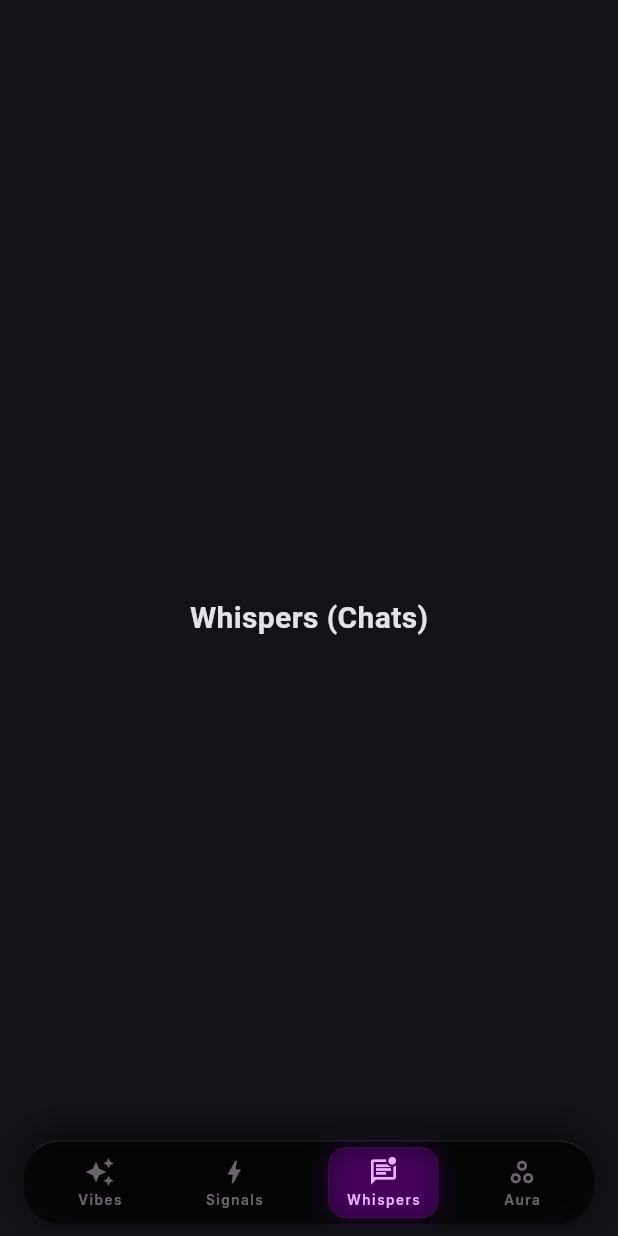
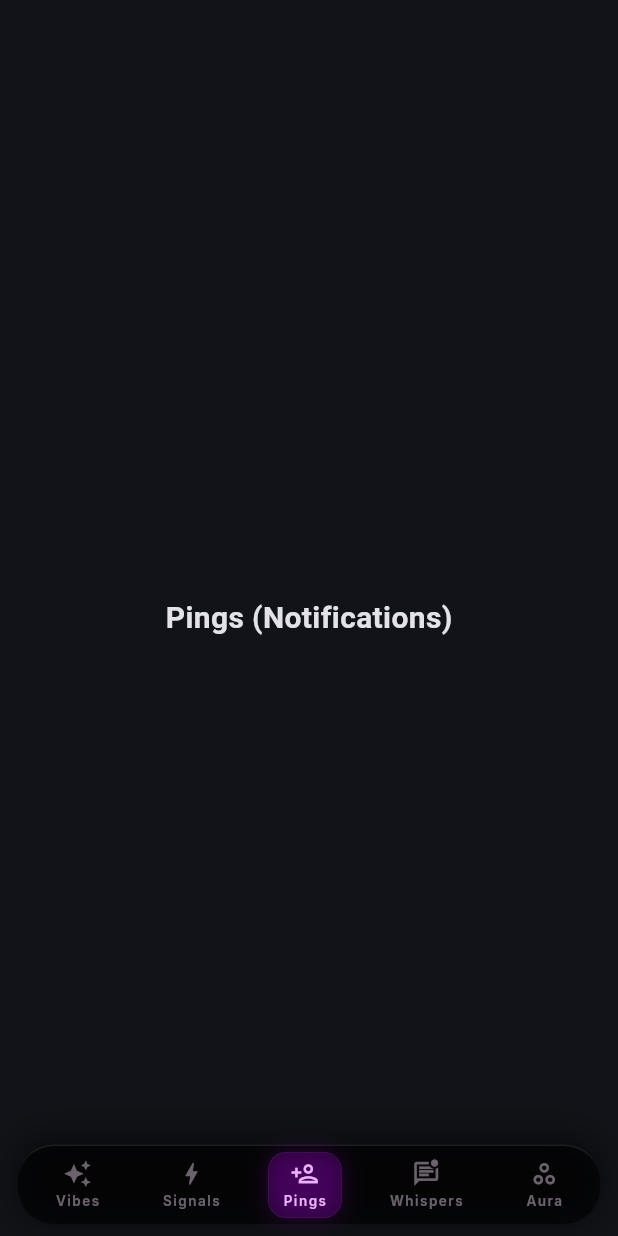
Before and after one commit to JYOTHILALREJI/Delulu, a Flutter app: the HomeScreen screen opened by its route, item 3 of the bottom bar chosen, on a phone screen of 412 x 824 dp. Run offline on Flutter 3.47's test engine with Material 3 defaults, Android fonts, the phone set to English and light mode, and no system bars; our stand-ins replace cached_network_image, google_fonts, image_picker, shared_preferences; accounts and stored records are empty; network calls fail; Roboto replaces fonts that are missing (BeVietnamPro).

Commit message:
commit 4

```diff
--- a/lib/components/delulu_nav_bar.dart
+++ b/lib/components/delulu_nav_bar.dart
@@ -25,7 +25,8 @@ class _DeluluNavBarState extends State<DeluluNavBar> {
   @override
   void initState() {
     super.initState();
-    _itemKeys = List.generate(4, (_) => GlobalKey());
+    // 5 tabs now
+    _itemKeys = List.generate(5, (_) => GlobalKey());
     WidgetsBinding.instance.addPostFrameCallback((_) {
       _updateMeasurements();
       setState(() => _ready = true);
@@ -65,6 +66,7 @@ class _DeluluNavBarState extends State<DeluluNavBar> {
     final items = [
       _NavItem(icon: Icons.auto_awesome, label: 'Vibes'),
       _NavItem(icon: Icons.bolt, label: 'Signals'),
+      _NavItem(icon: Icons.person_add_outlined, label: 'Pings'),   // new tab
       _NavItem(icon: Icons.mark_unread_chat_alt_outlined, label: 'Whispers'),
       _NavItem(icon: Icons.spoke_outlined, label: 'Aura'),
     ];
@@ -74,10 +76,10 @@ class _DeluluNavBarState extends State<DeluluNavBar> {
       left: 0,
       right: 0,
       child: Container(
-        margin: const EdgeInsets.only(left: 16, right: 16, bottom: 8),
+        margin: const EdgeInsets.only(left: 12, right: 12, bottom: 8),   // slightly smaller margins
         decoration: BoxDecoration(
           color: Colors.black.withValues(alpha: 0.6),
-          borderRadius: BorderRadius.circular(24), // Slightly smaller radius
+          borderRadius: BorderRadius.circular(24),
           border: Border(
             top: BorderSide(color: Colors.white.withValues(alpha: 0.1)),
           ),
@@ -93,12 +95,12 @@ class _DeluluNavBarState extends State<DeluluNavBar> {
         child: SafeArea(
           top: false,
           child: Padding(
-            padding: const EdgeInsets.symmetric(vertical: 4, horizontal: 8), // Reduced vertical padding
+            padding: const EdgeInsets.symmetric(vertical: 4, horizontal: 4),  // tighter horizontal padding
             child: Stack(
               key: _stackKey,
               clipBehavior: Clip.none,
               children: [
-                // Smooth sliding pill (no bounce, no scale)
+                // Smooth sliding pill
                 if (_ready && _itemRects.isNotEmpty)
                   AnimatedPositioned(
                     duration: const Duration(milliseconds: 350),
@@ -140,24 +142,24 @@ class _DeluluNavBarState extends State<DeluluNavBar> {
                       behavior: HitTestBehavior.opaque,
                       child: Container(
                         padding: const EdgeInsets.symmetric(
-                          horizontal: 12,
-                          vertical: 6, // Reduced vertical padding (was 10)
+                          horizontal: 10,   // slightly less than before (was 12)
+                          vertical: 5,      // slightly less (was 6)
                         ),
                         child: Column(
                           mainAxisSize: MainAxisSize.min,
                           children: [
                             Icon(
                               item.icon,
-                              size: 20, // Slightly smaller icon
+                              size: 19,                     // a bit smaller (was 20)
                               color: isActive
                                   ? AppColors.primary
                                   : AppColors.onSurfaceVariant.withValues(alpha: 0.5),
                             ),
-                            const SizedBox(height: 2), // Reduced gap
+                            const SizedBox(height: 2),
                             Text(
                               item.label,
                               style: GoogleFonts.inter(
-                                fontSize: 9, // Smaller font
+                                fontSize: 9,                 // unchanged
                                 fontWeight: FontWeight.w600,
                                 letterSpacing: 1.0,
                                 color: isActive
--- a/lib/screens/home/home_screen.dart
+++ b/lib/screens/home/home_screen.dart
@@ -28,8 +28,9 @@ class _HomeScreenState extends State<HomeScreen> {
             children: [
               const DiscoveryScreen(),
               SignalsScreen(key: _signalsKey),
+              const _PingsTab(),
               const _WhispersTab(),
-              _AuraTab(),
+              const _AuraTab(),
             ],
           ),
 
@@ -51,6 +52,25 @@ class _HomeScreenState extends State<HomeScreen> {
 }
 
 // ── Placeholder Tabs ──
+
+class _PingsTab extends StatelessWidget {
+  const _PingsTab({super.key});
+
+  @override
+  Widget build(BuildContext context) {
+    return const Center(
+      child: Text(
+        'Pings (Notifications)',
+        style: TextStyle(
+          fontSize: 20,
+          fontWeight: FontWeight.w600,
+          color: AppColors.onSurface,
+          fontFamily: 'BeVietnamPro',
+        ),
+      ),
+    );
+  }
+}
 
 class _WhispersTab extends StatelessWidget {
   const _WhispersTab({super.key});
```
Also changed, not shown: 1 other file.
